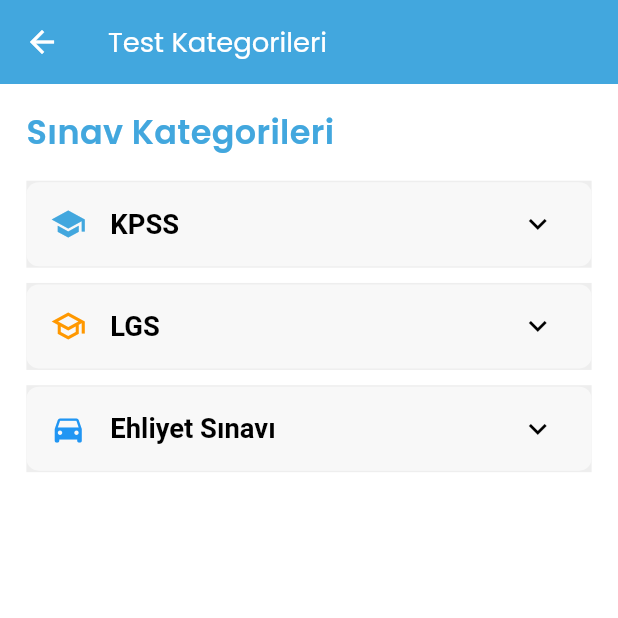
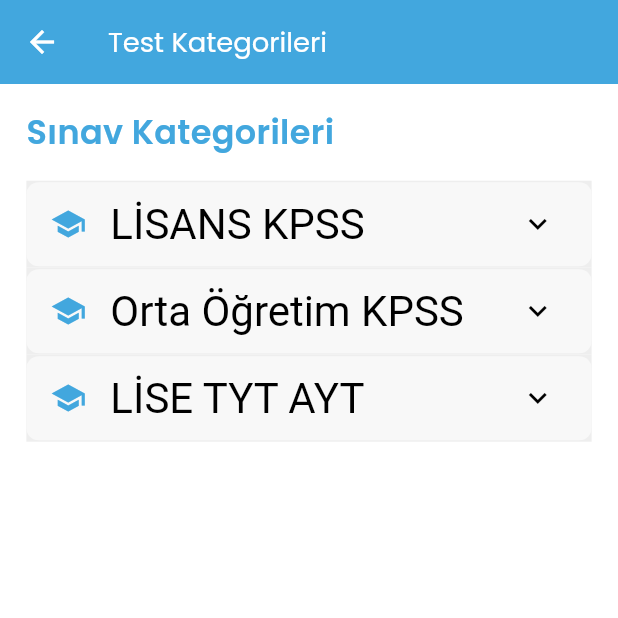
Before and after one commit to yekkaplan/sorubank, a Flutter app: the TestListPage screen opened by its route, on a phone screen of 412 x 824 dp, the top half of it. Run offline on Flutter 3.47's test engine with Material 3 defaults, Android fonts, the phone set to English and light mode, and no system bars; our stand-ins replace awesome_notifications, dio, firebase_core, firebase_messaging, flutter_screenutil, flutter_svg and 6 more; accounts and stored records are empty; network calls fail; project files that could hold a hidden picture were left out.

Commit message:
feat: list tile developed

```diff
--- a/lib/app/modules/home/views/test_list.dart
+++ b/lib/app/modules/home/views/test_list.dart
@@ -35,26 +35,25 @@ class TestListPage extends GetView<HomeController> {
                   leading:
                       Icon(Icons.school, color: Theme.of(context).primaryColor),
                   title: Text(
-                    'KPSS',
-                    style:
-                        TextStyle(fontSize: 18.sp, fontWeight: FontWeight.w600),
+                    'LİSANS KPSS',
+                    style: Get.theme.textTheme.headlineMedium,
                   ),
                   backgroundColor: Colors.grey[100],
                   collapsedBackgroundColor: Colors.grey[200],
                   children: [
+                    ExpansionTile(
+                      leading: Icon(
+                        Icons.arrow_forward_ios,
+                        color: Get.theme.primaryColor,
+                      ),
+                      title: Text(
+                        'Türkçe',
+                        style: Get.theme.textTheme.bodyLarge,
+                      ),
+                      children: [
                         ListTile(
-                      leading: Icon(Icons.book, color: Get.theme.primaryColor),
-                      title: Text('Matematik Testleri',
-                          style: TextStyle(fontSize: 16.sp)),
-                      subtitle: Text('Tüm matematik soruları',
-                          style: TextStyle(fontSize: 14.sp)),
-                      onTap: () {
-                        Get.toNamed(Routes.QUESTION_SOLVE);
-                      },
-                    ),
-                    ListTile(
-                      leading:
-                          Icon(Icons.language, color: Get.theme.primaryColor),
+                          leading: Icon(Icons.language,
+                              color: Get.theme.primaryColor),
                           title: Text('Türkçe Testleri',
                               style: TextStyle(fontSize: 16.sp)),
                           subtitle: Text('Dil bilgisi ve anlam bilgisi',
@@ -76,95 +75,203 @@ class TestListPage extends GetView<HomeController> {
                         ),
                       ],
                     ),
-                SizedBox(height: 10.h),
-                // LGS Kategorisi
                     ExpansionTile(
-                  leading: Icon(Icons.school_outlined, color: Colors.orange),
+                      leading: Icon(
+                        Icons.arrow_forward_ios,
+                        color: Get.theme.primaryColor,
+                      ),
                       title: Text(
-                    'LGS',
-                    style:
-                        TextStyle(fontSize: 18.sp, fontWeight: FontWeight.w600),
+                        'Matematik',
+                        style: Get.theme.textTheme.bodyLarge,
+                      ),
+                      children: [
+                        ListTile(
+                          leading: Icon(Icons.language,
+                              color: Get.theme.primaryColor),
+                          title: Text('Türkçe Testleri',
+                              style: TextStyle(fontSize: 16.sp)),
+                          subtitle: Text('Dil bilgisi ve anlam bilgisi',
+                              style: TextStyle(fontSize: 14.sp)),
+                          onTap: () {
+                            Get.toNamed(Routes.QUESTION_SOLVE);
+                          },
+                        ),
+                        ListTile(
+                          leading:
+                              Icon(Icons.public, color: Get.theme.primaryColor),
+                          title: Text('Genel Kültür Testleri',
+                              style: TextStyle(fontSize: 16.sp)),
+                          subtitle: Text('Güncel olaylar ve tarih bilgisi',
+                              style: TextStyle(fontSize: 14.sp)),
+                          onTap: () {
+                            // Genel Kültür testlerine git
+                          },
+                        ),
+                      ],
+                    )
+                  ],
+                ),
+
+                ExpansionTile(
+                  leading:
+                      Icon(Icons.school, color: Theme.of(context).primaryColor),
+                  title: Text(
+                    'Orta Öğretim KPSS',
+                    style: Get.theme.textTheme.headlineMedium,
                   ),
                   backgroundColor: Colors.grey[100],
                   collapsedBackgroundColor: Colors.grey[200],
                   children: [
+                    ExpansionTile(
+                      leading: Icon(
+                        Icons.arrow_forward_ios,
+                        color: Get.theme.primaryColor,
+                      ),
+                      title: Text(
+                        'Türkçe',
+                        style: Get.theme.textTheme.bodyLarge,
+                      ),
+                      children: [
                         ListTile(
-                      leading: Icon(Icons.science, color: Colors.orange),
-                      title: Text('Fen Bilimleri Testleri',
+                          leading: Icon(Icons.language,
+                              color: Get.theme.primaryColor),
+                          title: Text('Türkçe Testleri',
                               style: TextStyle(fontSize: 16.sp)),
-                      subtitle: Text('Fen ve teknoloji soruları',
+                          subtitle: Text('Dil bilgisi ve anlam bilgisi',
                               style: TextStyle(fontSize: 14.sp)),
                           onTap: () {
-                        // Fen Bilimleri testlerine git
+                            Get.toNamed(Routes.QUESTION_SOLVE);
                           },
                         ),
                         ListTile(
-                      leading: Icon(Icons.calculate, color: Colors.orange),
-                      title: Text('Matematik Testleri',
+                          leading:
+                              Icon(Icons.public, color: Get.theme.primaryColor),
+                          title: Text('Genel Kültür Testleri',
                               style: TextStyle(fontSize: 16.sp)),
-                      subtitle: Text('Problemler ve sayısal işlemler',
+                          subtitle: Text('Güncel olaylar ve tarih bilgisi',
                               style: TextStyle(fontSize: 14.sp)),
                           onTap: () {
-                        // Matematik testlerine git
-                      },
-                    ),
-                    ListTile(
-                      leading: Icon(Icons.history_edu, color: Colors.orange),
-                      title: Text('İnkılap Tarihi Testleri',
-                          style: TextStyle(fontSize: 16.sp)),
-                      subtitle: Text('Tarih bilgisi ve yorumlama',
-                          style: TextStyle(fontSize: 14.sp)),
-                      onTap: () {
-                        // İnkılap Tarihi testlerine git
+                            // Genel Kültür testlerine git
                           },
                         ),
                       ],
                     ),
-                SizedBox(height: 10.h),
-                // Ehliyet Sınavı Kategorisi
                     ExpansionTile(
-                  leading: Icon(Icons.directions_car, color: Colors.blue),
+                      leading: Icon(
+                        Icons.arrow_forward_ios,
+                        color: Get.theme.primaryColor,
+                      ),
                       title: Text(
-                    'Ehliyet Sınavı',
-                    style:
-                        TextStyle(fontSize: 18.sp, fontWeight: FontWeight.w600),
+                        'Matematik',
+                        style: Get.theme.textTheme.bodyLarge,
+                      ),
+                      children: [
+                        ListTile(
+                          leading: Icon(Icons.language,
+                              color: Get.theme.primaryColor),
+                          title: Text('Türkçe Testleri',
+                              style: TextStyle(fontSize: 16.sp)),
+                          subtitle: Text('Dil bilgisi ve anlam bilgisi',
+                              style: TextStyle(fontSize: 14.sp)),
+                          onTap: () {
+                            Get.toNamed(Routes.QUESTION_SOLVE);
+                          },
+                        ),
+                        ListTile(
+                          leading:
+                              Icon(Icons.public, color: Get.theme.primaryColor),
+                          title: Text('Genel Kültür Testleri',
+                              style: TextStyle(fontSize: 16.sp)),
+                          subtitle: Text('Güncel olaylar ve tarih bilgisi',
+                              style: TextStyle(fontSize: 14.sp)),
+                          onTap: () {
+                            // Genel Kültür testlerine git
+                          },
+                        ),
+                      ],
+                    )
+                  ],
+                ),
+                ExpansionTile(
+                  leading:
+                      Icon(Icons.school, color: Theme.of(context).primaryColor),
+                  title: Text(
+                    'LİSE TYT AYT',
+                    style: Get.theme.textTheme.headlineMedium,
                   ),
                   backgroundColor: Colors.grey[100],
                   collapsedBackgroundColor: Colors.grey[200],
                   children: [
+                    ExpansionTile(
+                      leading: Icon(
+                        Icons.arrow_forward_ios,
+                        color: Get.theme.primaryColor,
+                      ),
+                      title: Text(
+                        'Türkçe',
+                        style: Get.theme.textTheme.bodyLarge,
+                      ),
+                      children: [
                         ListTile(
-                      leading: Icon(Icons.traffic, color: Colors.blue),
-                      title: Text('Trafik ve Çevre Bilgisi Testleri',
+                          leading: Icon(Icons.language,
+                              color: Get.theme.primaryColor),
+                          title: Text('Türkçe Testleri',
                               style: TextStyle(fontSize: 16.sp)),
-                      subtitle: Text('Trafik kuralları ve güvenlik',
+                          subtitle: Text('Dil bilgisi ve anlam bilgisi',
                               style: TextStyle(fontSize: 14.sp)),
                           onTap: () {
-                        // Trafik ve Çevre Bilgisi testlerine git
+                            Get.toNamed(Routes.QUESTION_SOLVE);
                           },
                         ),
                         ListTile(
                           leading:
-                          Icon(Icons.health_and_safety, color: Colors.blue),
-                      title: Text('İlk Yardım Testleri',
+                              Icon(Icons.public, color: Get.theme.primaryColor),
+                          title: Text('Genel Kültür Testleri',
                               style: TextStyle(fontSize: 16.sp)),
-                      subtitle: Text('İlk yardım bilgisi ve uygulamaları',
+                          subtitle: Text('Güncel olaylar ve tarih bilgisi',
                               style: TextStyle(fontSize: 14.sp)),
                           onTap: () {
-                        // İlk Yardım testlerine git
-                      },
-                    ),
-                    ListTile(
-                      leading: Icon(Icons.build, color: Colors.blue),
-                      title: Text('Motor ve Araç Tekniği Testleri',
-                          style: TextStyle(fontSize: 16.sp)),
-                      subtitle: Text('Araç teknik bilgisi ve bakımı',
-                          style: TextStyle(fontSize: 14.sp)),
-                      onTap: () {
-                        // Motor ve Araç Tekniği testlerine git
+                            // Genel Kültür testlerine git
                           },
                         ),
                       ],
                     ),
+                    ExpansionTile(
+                      leading: Icon(
+                        Icons.arrow_forward_ios,
+                        color: Get.theme.primaryColor,
+                      ),
+                      title: Text(
+                        'Matematik',
+                        style: Get.theme.textTheme.bodyLarge,
+                      ),
+                      children: [
+                        ListTile(
+                          leading: Icon(Icons.language,
+                              color: Get.theme.primaryColor),
+                          title: Text('Türkçe Testleri',
+                              style: TextStyle(fontSize: 16.sp)),
+                          subtitle: Text('Dil bilgisi ve anlam bilgisi',
+                              style: TextStyle(fontSize: 14.sp)),
+                          onTap: () {
+                            Get.toNamed(Routes.QUESTION_SOLVE);
+                          },
+                        ),
+                        ListTile(
+                          leading:
+                              Icon(Icons.public, color: Get.theme.primaryColor),
+                          title: Text('Genel Kültür Testleri',
+                              style: TextStyle(fontSize: 16.sp)),
+                          subtitle: Text('Güncel olaylar ve tarih bilgisi',
+                              style: TextStyle(fontSize: 14.sp)),
+                          onTap: () {
+                            // Genel Kültür testlerine git
+                          },
+                        ),
+                      ],
+                    )
+                  ],
+                )
               ],
             ),
           ),
```
Lines whose indentation alone changed are shown as unchanged.
